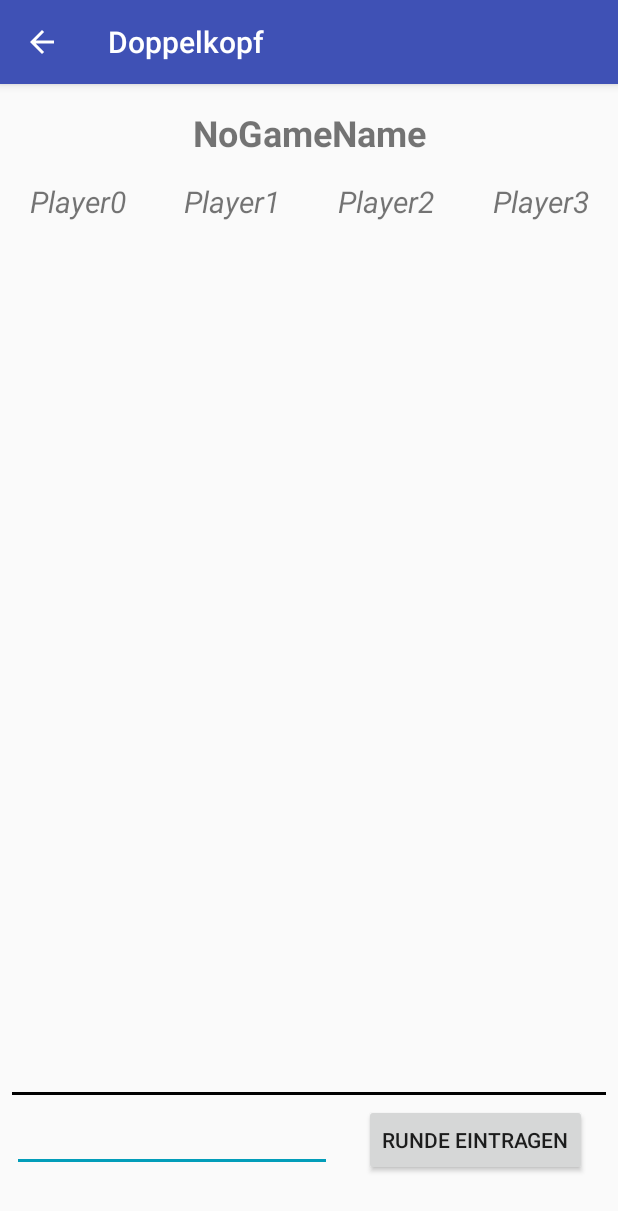
After one commit to fabianshensel/Wusolo, an Android app: the GameActivity screen opened directly, with no data from a screen before it, on a phone screen of 412 x 824 dp. The commit adds this screen. Shown: the top 1211 px of the screen. Run offline under Robolectric (Android 15) with nearby library versions, the phone set to English and light mode, and no system bars; 5 statements that could not run were skipped.

Commit message:
kein bock mehr kommentare zu schreiben die eh keiner ließt :((

```diff
--- a/app/src/main/AndroidManifest.xml
+++ b/app/src/main/AndroidManifest.xml
@@ -41,7 +41,10 @@
             android:name=".AddPlayerActivity"
             android:screenOrientation="portrait"
             android:theme="@style/ToolbarTheme" />
-        <activity android:name=".AddGameActivity"
+        <activity
+            android:name=".AddGameActivity"
+            android:theme="@style/ToolbarTheme" />
+        <activity android:name=".GameActivity"
             android:theme="@style/ToolbarTheme" />
     </application>
 
--- /dev/null
+++ b/app/src/main/java/com/example/fabia/doppelkopfnew/GameActivity.java
@@ -0,0 +1,119 @@
+package com.example.fabia.doppelkopfnew;
+
+import android.support.v7.app.AppCompatActivity;
+import android.os.Bundle;
+import android.util.LayoutDirection;
+import android.view.Gravity;
+import android.view.View;
+import android.view.ViewGroup;
+import android.widget.Button;
+import android.widget.EditText;
+import android.widget.TableLayout;
+import android.widget.TableRow;
+import android.widget.TextView;
+import android.widget.Toast;
+
+import java.util.ArrayList;
+
+public class GameActivity extends AppCompatActivity {
+
+    Game game;
+
+    @Override
+    protected void onCreate(Bundle savedInstanceState) {
+        super.onCreate(savedInstanceState);
+        setContentView(R.layout.activity_game);
+
+        //Create Backbutton on Toolbar
+        getSupportActionBar().setDisplayHomeAsUpEnabled(true);
+        getSupportActionBar().setDisplayShowHomeEnabled(true);
+
+        //Get Selected Game
+        GameController gameController = new GameController(new ArrayList<Game>());
+        gameController.readFromJSON(GameActivity.this);
+        game = gameController.getGamebyName(getIntent().getStringExtra("name"));
+
+        //Display GameName
+        TextView nameView = findViewById(R.id.GameNameTextView);
+        nameView.setText(game.getName());
+
+        //Display PlayerNames
+        TextView p0name = findViewById(R.id.player0TV);
+        TextView p1name = findViewById(R.id.player1TV);
+        TextView p2name = findViewById(R.id.player2TV);
+        TextView p3name = findViewById(R.id.player3TV);
+        p0name.setText(game.getPlayer0().getName());
+        p1name.setText(game.getPlayer1().getName());
+        p2name.setText(game.getPlayer2().getName());
+        p3name.setText(game.getPlayer3().getName());
+
+        //Get Enter Button
+        Button enterButton = findViewById(R.id.enterPointsButton);
+        enterButton.setOnClickListener(new View.OnClickListener() {
+            @Override
+            public void onClick(View view) {
+                EditText numberInput = findViewById(R.id.gamePointsEditText);
+                String input = numberInput.getText().toString();
+                if(input.isEmpty()){
+                    Toast.makeText(GameActivity.this, "Bitte gebe eine Zahl ein", Toast.LENGTH_SHORT).show();
+                    return;
+                }
+
+                int number = Integer.valueOf(input);
+                insertStats(number,-number,number,-number);
+            }
+        });
+
+
+
+
+
+
+    }
+
+    private void insertStats(int points0,int points1, int points2, int points3){
+        //StatsTable holen in den inserted wird
+        TableLayout statsTable = findViewById(R.id.gameStatsTableLayout);
+
+        //Neue TableRow erstellen welche dem Table hinzugefügt wird
+        TableRow toAdd = new TableRow(this);
+
+        //Neue TextViews erstellen mit den jeweiligen Punktzaheln
+        TextView tv0 = new TextView(this);
+        TextView tv1 = new TextView(this);
+        TextView tv2 = new TextView(this);
+        TextView tv3 = new TextView(this);
+        tv0.setText(String.valueOf(points0));
+        tv1.setText(String.valueOf(points1));
+        tv2.setText(String.valueOf(points2));
+        tv3.setText(String.valueOf(points3));
+
+        //LayoutParamy spezifizieren damit alle Texte die gleiche breite haben
+        TableRow.LayoutParams params = new TableRow.LayoutParams(0, ViewGroup.LayoutParams.WRAP_CONTENT);
+        params.weight = 1;
+
+        tv0.setLayoutParams(params);
+        tv1.setLayoutParams(params);
+        tv2.setLayoutParams(params);
+        tv3.setLayoutParams(params);
+
+        tv0.setTextAlignment(View.TEXT_ALIGNMENT_CENTER);
+        tv1.setTextAlignment(View.TEXT_ALIGNMENT_CENTER);
+        tv2.setTextAlignment(View.TEXT_ALIGNMENT_CENTER);
+        tv3.setTextAlignment(View.TEXT_ALIGNMENT_CENTER);
+
+        toAdd.addView(tv0);
+        toAdd.addView(tv1);
+        toAdd.addView(tv2);
+        toAdd.addView(tv3);
+
+        statsTable.addView(toAdd);
+    }
+
+    //Für Toolbar damit beim drücken vom Backbutton zurückgesprungen wird
+    @Override
+    public boolean onSupportNavigateUp() {
+        onBackPressed();
+        return true;
+    }
+}
--- a/app/src/main/java/com/example/fabia/doppelkopfnew/GameController.java
+++ b/app/src/main/java/com/example/fabia/doppelkopfnew/GameController.java
@@ -27,6 +27,15 @@ public class GameController {
             }
         }
         return false;
+    }
+
+    public Game getGamebyName(String name){
+        for(int i = 0; i < gameList.size();i++){
+            if(gameList.get(i).getName().equals(name)){
+                return gameList.get(i);
+            }
+        }
+        return null;
     }
 
     /*
--- a/app/src/main/java/com/example/fabia/doppelkopfnew/myFragments/PlayersFragment.java
+++ b/app/src/main/java/com/example/fabia/doppelkopfnew/myFragments/PlayersFragment.java
@@ -59,10 +59,11 @@ public class PlayersFragment extends Fragment {
             b.setElevation(3.0f);
             b.setTextSize(30);
             b.setAllCaps(false);
-            LinearLayout.LayoutParams params = new LinearLayout.LayoutParams(ViewGroup.LayoutParams.MATCH_PARENT,200);
+            LinearLayout.LayoutParams params = new LinearLayout.LayoutParams(ViewGroup.LayoutParams.MATCH_PARENT, ViewGroup.LayoutParams.WRAP_CONTENT);
             params.setMargins(10,10,10,10);
             b.setGravity(Gravity.LEFT);
             b.setLayoutParams(params);
+            b.setPadding(0,50,0,50);
             //fanzy shit damit der button ein wenig netter aussieht
 
             //OnClick configurieren, sodass die ProfilActivity die richtigen Daten uebergeben bekommt
--- /dev/null
+++ b/app/src/main/res/layout/activity_game.xml
@@ -0,0 +1,141 @@
+<?xml version="1.0" encoding="utf-8"?>
+<android.support.constraint.ConstraintLayout xmlns:android="http://schemas.android.com/apk/res/android"
+    xmlns:app="http://schemas.android.com/apk/res-auto"
+    xmlns:tools="http://schemas.android.com/tools"
+    android:layout_width="match_parent"
+    android:layout_height="match_parent"
+    tools:context=".GameActivity">
+
+    <TextView
+        android:id="@+id/GameNameTextView"
+        android:layout_width="wrap_content"
+        android:layout_height="wrap_content"
+        android:layout_marginEnd="8dp"
+        android:layout_marginStart="8dp"
+        android:layout_marginTop="16dp"
+        android:text="NoGameName"
+        android:textSize="24sp"
+        android:textStyle="bold"
+        app:layout_constraintEnd_toEndOf="parent"
+        app:layout_constraintStart_toStartOf="parent"
+        app:layout_constraintTop_toTopOf="parent" />
+
+    <TableLayout
+        android:id="@+id/gameNamesTableLayout"
+        android:layout_width="0dp"
+        android:layout_height="wrap_content"
+        android:layout_marginTop="16dp"
+        android:stretchColumns="1"
+        app:layout_constraintEnd_toEndOf="parent"
+        app:layout_constraintStart_toStartOf="parent"
+        app:layout_constraintTop_toBottomOf="@+id/GameNameTextView">
+
+        <TableRow
+            android:id="@+id/gameNamesTableRow"
+            android:layout_width="match_parent"
+            android:layout_height="match_parent"
+            android:weightSum="4">
+
+            <TextView
+                android:id="@+id/player0TV"
+                android:layout_width="0dip"
+                android:layout_height="wrap_content"
+                android:layout_weight="1"
+                android:text="Player0"
+                android:textAlignment="center"
+                android:textSize="20sp"
+                android:textStyle="italic" />
+
+            <TextView
+                android:id="@+id/player1TV"
+                android:layout_width="0dip"
+                android:layout_height="wrap_content"
+                android:layout_weight="1"
+                android:text="Player1"
+                android:textAlignment="center"
+                android:textSize="20sp"
+                android:textStyle="italic" />
+
+            <TextView
+                android:id="@+id/player2TV"
+                android:layout_width="0dip"
+                android:layout_height="wrap_content"
+                android:layout_weight="1"
+                android:text="Player2"
+                android:textAlignment="center"
+                android:textSize="20sp"
+                android:textStyle="italic" />
+
+            <TextView
+                android:id="@+id/player3TV"
+                android:layout_width="0dip"
+                android:layout_height="wrap_content"
+                android:layout_weight="1"
+                android:text="Player3"
+                android:textAlignment="center"
+                android:textSize="20sp"
+                android:textStyle="italic" />
+        </TableRow>
+
+    </TableLayout>
+
+    <ScrollView
+        android:id="@+id/scrollView3"
+        android:layout_width="0dp"
+        android:layout_height="0dp"
+        android:layout_marginBottom="100dp"
+        app:layout_constraintBottom_toBottomOf="parent"
+        app:layout_constraintEnd_toEndOf="parent"
+        app:layout_constraintStart_toStartOf="parent"
+        app:layout_constraintTop_toBottomOf="@+id/gameNamesTableLayout">
+
+        <TableLayout
+            android:id="@+id/gameStatsTableLayout"
+            android:layout_width="match_parent"
+            android:layout_height="wrap_content"
+            android:stretchColumns="1"
+            tools:layout_editor_absoluteX="62dp"
+            tools:layout_editor_absoluteY="115dp">
+
+        </TableLayout>
+    </ScrollView>
+
+    <EditText
+        android:id="@+id/gamePointsEditText"
+        android:layout_width="wrap_content"
+        android:layout_height="wrap_content"
+        android:layout_marginEnd="8dp"
+        android:layout_marginStart="8dp"
+        android:layout_marginTop="12dp"
+        android:ems="10"
+        android:inputType="number"
+        app:layout_constraintEnd_toEndOf="parent"
+        app:layout_constraintHorizontal_bias="0.0"
+        app:layout_constraintStart_toStartOf="parent"
+        app:layout_constraintTop_toBottomOf="@+id/scrollView3" />
+
+    <View
+        android:id="@+id/view"
+        android:layout_width="0dp"
+        android:layout_height="2dp"
+        android:layout_marginEnd="8dp"
+        android:layout_marginStart="8dp"
+        android:layout_marginTop="4dp"
+        android:background="#000000"
+        app:layout_constraintEnd_toEndOf="parent"
+        app:layout_constraintStart_toStartOf="parent"
+        app:layout_constraintTop_toBottomOf="@+id/scrollView3" />
+
+    <Button
+        android:id="@+id/enterPointsButton"
+        android:layout_width="wrap_content"
+        android:layout_height="wrap_content"
+        android:layout_marginEnd="8dp"
+        android:layout_marginStart="8dp"
+        android:layout_marginTop="8dp"
+        android:text="Runde eintragen"
+        app:layout_constraintEnd_toEndOf="parent"
+        app:layout_constraintStart_toEndOf="@+id/gamePointsEditText"
+        app:layout_constraintTop_toTopOf="@+id/view" />
+
+</android.support.constraint.ConstraintLayout>
--- a/app/src/main/res/values/colors.xml
+++ b/app/src/main/res/values/colors.xml
@@ -2,7 +2,7 @@
 <resources>
     <color name="colorPrimary">#3F51B5</color>
     <color name="colorPrimaryDark">#303f9f</color>
-    <color name="colorAccent">#FF4081</color>
+    <color name="colorAccent">#029db9</color>
     <color name="coloGrey">#F9F9F9</color>
     <color name="niceGreen">#22db1c</color>
 </resources>
```
Also changed, not shown: app/src/main/java/com/example/fabia/doppelkopfnew/myFragments/GameListFragment.java (+56 -1 lines), app/src/main/res/layout/activity_add_game.xml (+4 -4 lines).
